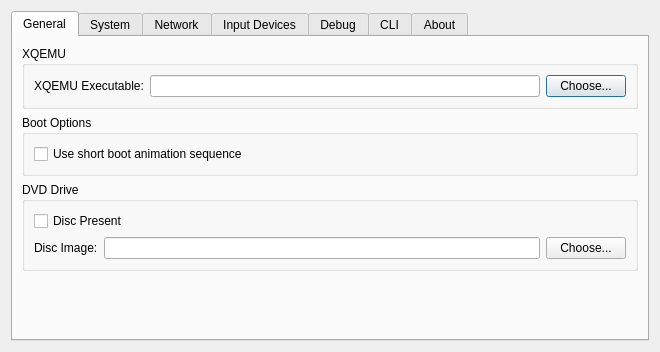
Above: settings.ui from mborgerson/xqemu-manager before the change. Below: the same form after it.
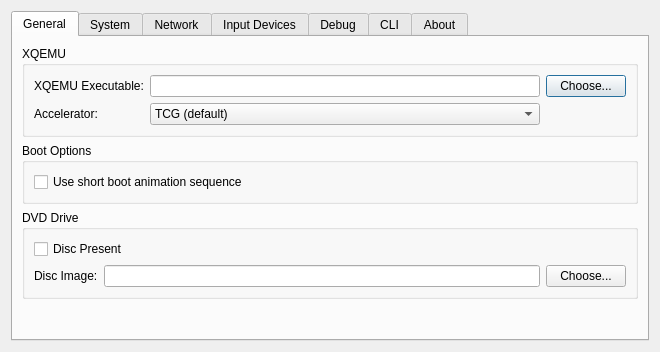
That is the form after the change.

Commit message: Add accelerator selection menu

Patch:
```diff
--- a/settings.ui
+++ b/settings.ui
@@ -56,6 +56,32 @@
             </property>
            </widget>
           </item>
+          <item row="1" column="0">
+           <widget class="QLabel" name="label_13">
+            <property name="text">
+             <string>Accelerator:</string>
+            </property>
+           </widget>
+          </item>
+          <item row="1" column="1">
+           <widget class="QComboBox" name="acceleratorType">
+            <item>
+             <property name="text">
+              <string>TCG (default)</string>
+             </property>
+            </item>
+            <item>
+             <property name="text">
+              <string>KVM</string>
+             </property>
+            </item>
+            <item>
+             <property name="text">
+              <string>HAXM</string>
+             </property>
+            </item>
+           </widget>
+          </item>
          </layout>
         </widget>
        </item>
```
The commit also changes 1 other file.
